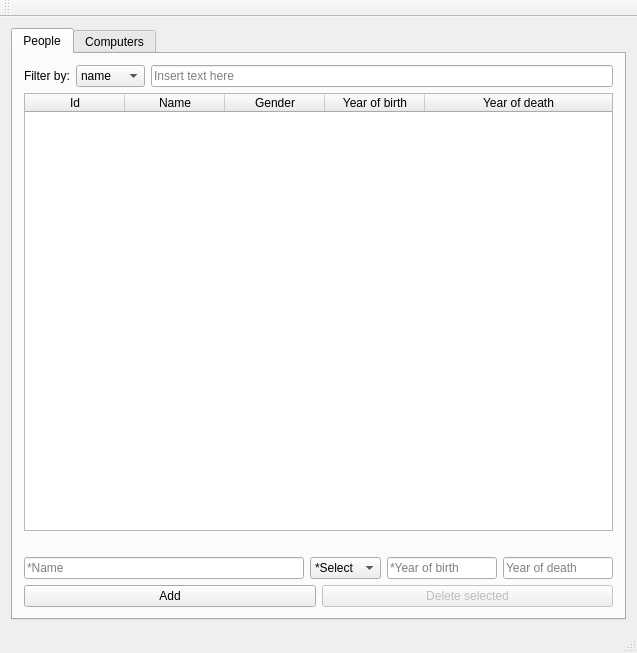
First picture: the form in mainwindow.ui, repository valdimarHR/hisCompRepo, before the edit.
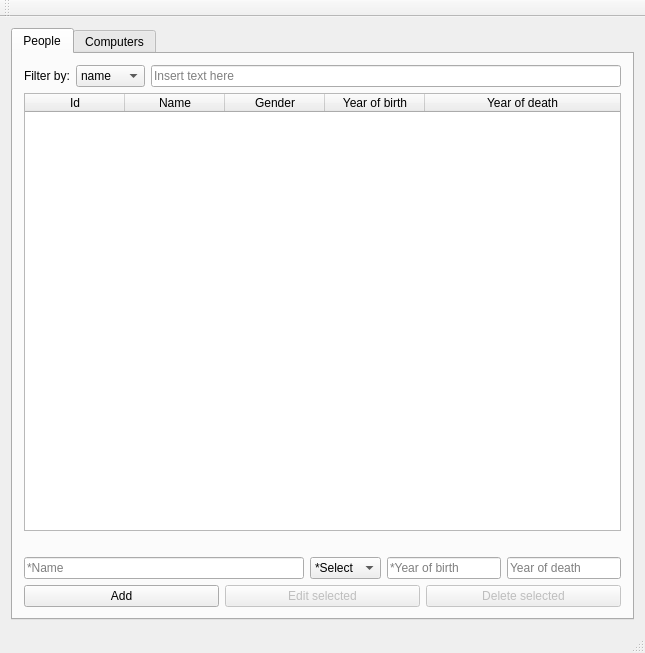
Second picture: the form after the edit. The open tabs and pages were chosen to show the change.

Commit message: nýtt menu

```diff
--- a/mainwindow.ui
+++ b/mainwindow.ui
@@ -6,7 +6,7 @@
    <rect>
     <x>0</x>
     <y>0</y>
-    <width>637</width>
+    <width>645</width>
     <height>653</height>
    </rect>
   </property>
@@ -17,6 +17,9 @@
    <layout class="QVBoxLayout" name="verticalLayout">
     <item>
      <widget class="QTabWidget" name="tabWidget">
+      <property name="enabled">
+       <bool>true</bool>
+      </property>
       <property name="sizePolicy">
        <sizepolicy hsizetype="Expanding" vsizetype="Expanding">
         <horstretch>0</horstretch>
@@ -238,6 +241,16 @@
             </property>
            </widget>
           </item>
+          <item>
+           <widget class="QPushButton" name="pushButton">
+            <property name="enabled">
+             <bool>false</bool>
+            </property>
+            <property name="text">
+             <string>Edit selected</string>
+            </property>
+           </widget>
+          </item>
           <item>
            <widget class="QPushButton" name="buttonPeopleDelete">
             <property name="enabled">
```
Left out of the diff: 37 changed lines with no effect on the pictures.
